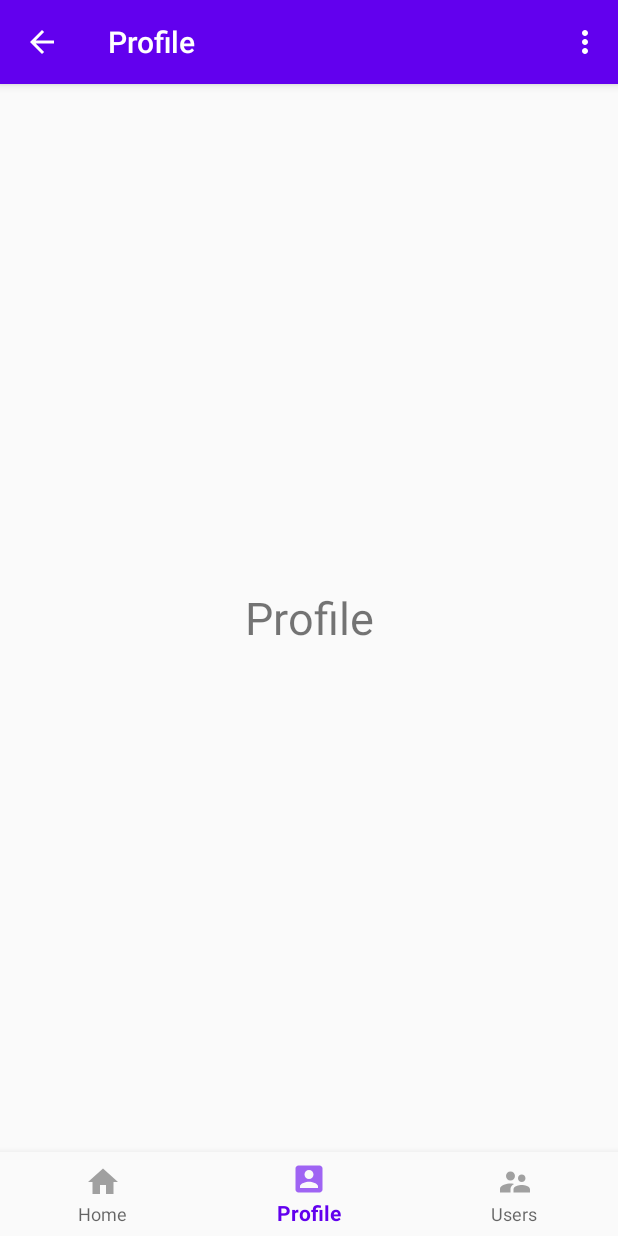
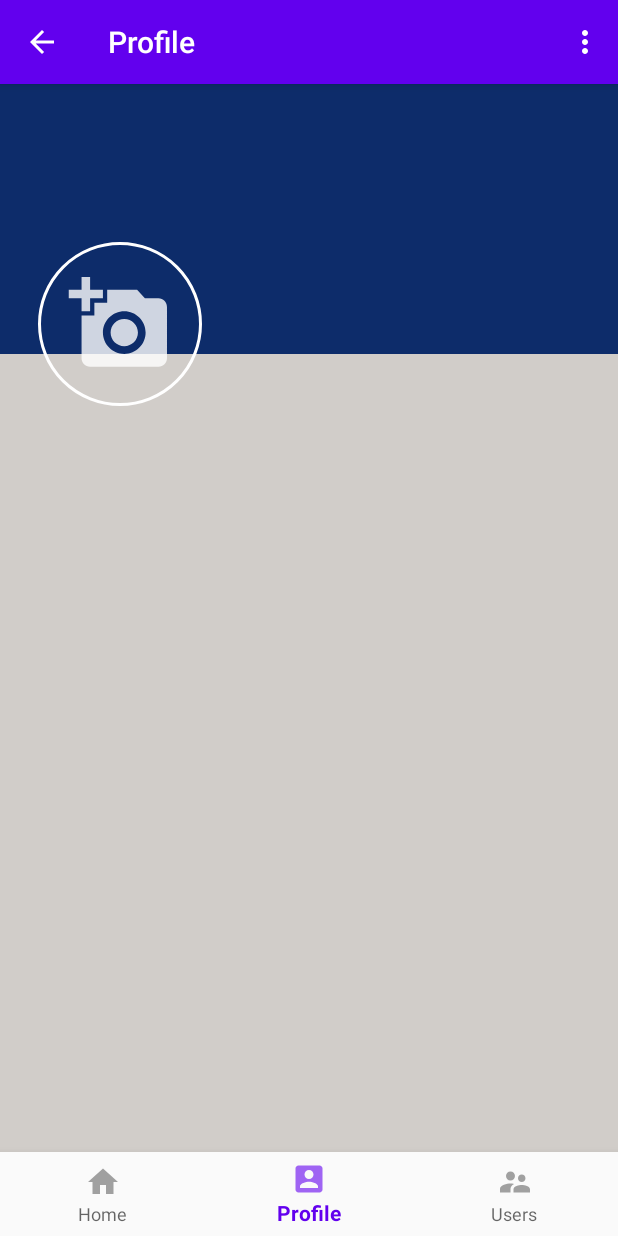
Before and after one commit to JonathanABarnett/InstagramClone, an Android app: the screen it shows after launch once a user with an empty profile is signed in (DashboardActivity), item 2 of the bottom bar chosen, on a phone screen of 412 x 824 dp. Run offline under Robolectric (Android 15) with nearby library versions, the phone set to English and light mode, and no system bars; our stand-ins replace CircleImageView, Firebase (no records; nobody signed in at launch, a user with empty details on screens opened directly), Picasso.

Commit message:
Show profile information

```diff
--- a/app/build.gradle
+++ b/app/build.gradle
@@ -32,8 +32,11 @@ dependencies {
     implementation 'com.google.firebase:firebase-auth:19.3.0'
     implementation 'com.google.android.material:material:1.1.0'
     implementation 'com.google.android.gms:play-services-auth:18.0.0'
+    implementation 'com.google.firebase:firebase-analytics:17.2.2'
     implementation 'com.google.firebase:firebase-database:19.2.1'
     implementation 'androidx.legacy:legacy-support-v4:1.0.0'
+    implementation 'de.hdodenhof:circleimageview:3.1.0'
+    implementation 'com.squareup.picasso:picasso:2.71828'
     testImplementation 'junit:junit:4.12'
     androidTestImplementation 'androidx.test.ext:junit:1.1.1'
     androidTestImplementation 'androidx.test.espresso:espresso-core:3.2.0'
--- a/app/src/main/java/com/alaythiaproductions/instagramclone/LoginActivity.java
+++ b/app/src/main/java/com/alaythiaproductions/instagramclone/LoginActivity.java
@@ -244,6 +244,8 @@ public class LoginActivity extends AppCompatActivity {
                         if (task.isSuccessful()) {
                             FirebaseUser user = mAuth.getCurrentUser();
 
+                            // If user is signing in for the first time get and show the user info from Google Account
+                            if (task.getResult().getAdditionalUserInfo().isNewUser()) {
                                 String email = user.getEmail();
                                 String uid = user.getUid();
 
@@ -262,6 +264,7 @@ public class LoginActivity extends AppCompatActivity {
 
                                 // Put Data from Hashmap into DB
                                 userRef.child(uid).setValue(hashMap);
+                            }
 
                             Toast.makeText(LoginActivity.this, "" + user.getEmail(), Toast.LENGTH_SHORT).show();
                             startActivity(new Intent(LoginActivity.this, DashboardActivity.class));
--- a/app/src/main/java/com/alaythiaproductions/instagramclone/bottomnavfragments/ProfileFragment.java
+++ b/app/src/main/java/com/alaythiaproductions/instagramclone/bottomnavfragments/ProfileFragment.java
@@ -1,19 +1,44 @@
 package com.alaythiaproductions.instagramclone.bottomnavfragments;
 
+import android.media.Image;
 import android.os.Bundle;
 
+import androidx.annotation.NonNull;
 import androidx.fragment.app.Fragment;
 
 import android.view.LayoutInflater;
 import android.view.View;
 import android.view.ViewGroup;
+import android.widget.ImageView;
+import android.widget.TextView;
+import android.widget.Toast;
 
 import com.alaythiaproductions.instagramclone.R;
+import com.google.firebase.auth.FirebaseAuth;
+import com.google.firebase.auth.FirebaseUser;
+import com.google.firebase.database.DataSnapshot;
+import com.google.firebase.database.DatabaseError;
+import com.google.firebase.database.DatabaseReference;
+import com.google.firebase.database.FirebaseDatabase;
+import com.google.firebase.database.Query;
+import com.google.firebase.database.ValueEventListener;
+import com.squareup.picasso.Picasso;
+
+import de.hdodenhof.circleimageview.CircleImageView;
 
 /**
  * A simple {@link Fragment} subclass.
  */
 public class ProfileFragment extends Fragment {
+
+    private FirebaseAuth mAuth;
+    private FirebaseUser mCurrentUser;
+    private FirebaseDatabase firebaseDatabase;
+    private DatabaseReference userRef;
+
+    private CircleImageView mProfileImage;
+    private TextView mName, mEmail, mPhone;
+
 
     public ProfileFragment() {
         // Required empty public constructor
@@ -24,6 +49,48 @@ public class ProfileFragment extends Fragment {
     public View onCreateView(LayoutInflater inflater, ViewGroup container,
                              Bundle savedInstanceState) {
         // Inflate the layout for this fragment
-        return inflater.inflate(R.layout.fragment_profile, container, false);
+        View view = inflater.inflate(R.layout.fragment_profile, container, false);
+
+        mAuth = FirebaseAuth.getInstance();
+        mCurrentUser = mAuth.getCurrentUser();
+        firebaseDatabase = FirebaseDatabase.getInstance();
+        userRef = FirebaseDatabase.getInstance().getReference().child("Users");
+
+        mName = view.findViewById(R.id.profile_name_tv);
+        mEmail = view.findViewById(R.id.profile_email_tv);
+        mPhone = view.findViewById(R.id.profile_phone_tv);
+        mProfileImage = view.findViewById(R.id.profile_image);
+
+        Query query = userRef.orderByChild("email").equalTo(mCurrentUser.getEmail());
+        query.addValueEventListener(new ValueEventListener() {
+            @Override
+            public void onDataChange(@NonNull DataSnapshot dataSnapshot) {
+                for (DataSnapshot ds: dataSnapshot.getChildren()) {
+                    String name = ds.child("name").getValue().toString();
+                    String email = ds.child("email").getValue().toString();
+                    String phone = ds.child("phone").getValue().toString();
+                    String image = ds.child("image").getValue().toString();
+
+                    mName.setText(name);
+                    mEmail.setText(email);
+                    mPhone.setText(phone);
+
+                    try {
+                        Picasso.get().load(image).into(mProfileImage);
+                    } catch (Exception e) {
+                        Picasso.get().load(R.drawable.ic_add_image).into(mProfileImage);
+                    }
+                }
+            }
+
+            @Override
+            public void onCancelled(@NonNull DatabaseError databaseError) {
+
+            }
+        });
+
+        return view;
+
     }
+
 }
--- /dev/null
+++ b/app/src/main/res/drawable-anydpi/ic_add_image.xml
@@ -0,0 +1,14 @@
+<vector xmlns:android="http://schemas.android.com/apk/res/android"
+    android:width="24dp"
+    android:height="24dp"
+    android:viewportWidth="38.4"
+    android:viewportHeight="38.4"
+    android:tint="#FFFFFF"
+    android:alpha="0.8">
+  <group android:translateX="7.2"
+      android:translateY="7.2">
+      <path
+          android:fillColor="#FF000000"
+          android:pathData="M3,4L3,1h2v3h3v2L5,6v3L3,9L3,6L0,6L0,4h3zM6,10L6,7h3L9,4h7l1.83,2L21,6c1.1,0 2,0.9 2,2v12c0,1.1 -0.9,2 -2,2L5,22c-1.1,0 -2,-0.9 -2,-2L3,10h3zM13,19c2.76,0 5,-2.24 5,-5s-2.24,-5 -5,-5 -5,2.24 -5,5 2.24,5 5,5zM9.8,14c0,1.77 1.43,3.2 3.2,3.2s3.2,-1.43 3.2,-3.2 -1.43,-3.2 -3.2,-3.2 -3.2,1.43 -3.2,3.2z"/>
+  </group>
+</vector>
--- a/app/src/main/res/layout/fragment_profile.xml
+++ b/app/src/main/res/layout/fragment_profile.xml
@@ -1,17 +1,76 @@
 <?xml version="1.0" encoding="utf-8"?>
-<FrameLayout xmlns:android="http://schemas.android.com/apk/res/android"
+<ScrollView xmlns:android="http://schemas.android.com/apk/res/android"
     xmlns:tools="http://schemas.android.com/tools"
     android:layout_width="match_parent"
     android:layout_height="match_parent"
+    xmlns:app="http://schemas.android.com/apk/res-auto"
+    android:background="#D1CDC9"
     tools:context=".bottomnavfragments.ProfileFragment">
 
-    <!-- TODO: Update blank fragment layout -->
-    <TextView
+    <RelativeLayout
         android:layout_width="match_parent"
-        android:layout_height="match_parent"
-        android:textAlignment="center"
-        android:gravity="center"
-        android:textSize="30sp"
-        android:text="Profile" />
+        android:layout_height="match_parent">
 
-</FrameLayout>
+        <RelativeLayout
+            android:layout_width="match_parent"
+            android:layout_height="180dp"
+            android:background="#0D2C6A">
+
+        </RelativeLayout>
+
+        <LinearLayout
+            android:layout_width="match_parent"
+            android:layout_height="120dp"
+            android:orientation="horizontal"
+            android:layout_marginTop="100dp">
+
+            <de.hdodenhof.circleimageview.CircleImageView
+                android:id="@+id/profile_image"
+                android:layout_marginStart="20dp"
+                android:padding="5dp"
+                app:civ_border_width="2dp"
+                app:civ_border_color="#fff"
+                android:layout_width="120dp"
+                android:layout_height="120dp"
+                android:layout_marginLeft="20dp"
+                android:scaleType="centerCrop"
+                android:src="@drawable/ic_add_image"/>
+
+            <LinearLayout
+                android:layout_width="match_parent"
+                android:layout_height="wrap_content"
+                android:orientation="vertical">
+
+                <TextView
+                    android:id="@+id/profile_name_tv"
+                    android:layout_width="match_parent"
+                    android:layout_height="wrap_content"
+                    android:layout_marginStart="5dp"
+                    android:layout_marginLeft="5dp"
+                    android:layout_marginTop="5dp"
+                    android:textSize="25sp"
+                    android:textColor="#FFF" />
+
+                <TextView
+                    android:id="@+id/profile_email_tv"
+                    android:layout_width="match_parent"
+                    android:layout_height="wrap_content"
+                    android:layout_marginStart="5dp"
+                    android:layout_marginLeft="5dp"
+                    android:textColor="#FFF" />
+
+                <TextView
+                    android:id="@+id/profile_phone_tv"
+                    android:layout_width="match_parent"
+                    android:layout_height="wrap_content"
+                    android:layout_marginStart="5dp"
+                    android:layout_marginLeft="5dp"
+                    android:textColor="#FFF" />
+
+            </LinearLayout>
+
+        </LinearLayout>
+
+    </RelativeLayout>
+
+</ScrollView>
```
Also changed, not shown: app/src/main/res/drawable-hdpi/ic_add_image.png (added), app/src/main/res/drawable-mdpi/ic_add_image.png (added), app/src/main/res/drawable-xhdpi/ic_add_image.png (added), app/src/main/res/drawable-xxhdpi/ic_add_image.png (added), 1 other file. Lines whose indentation alone changed are shown as unchanged.
